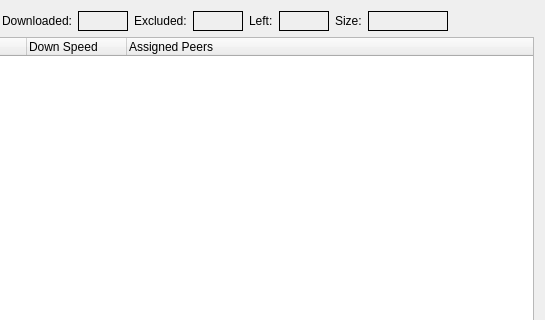
First picture: the form in plugins/infowidget/chunkdownloadview.ui, repository KDE/ktorrent, before the edit; both pictures show x 285 to 830 and y 0 to 320 of the 830 by 534 pixel window.
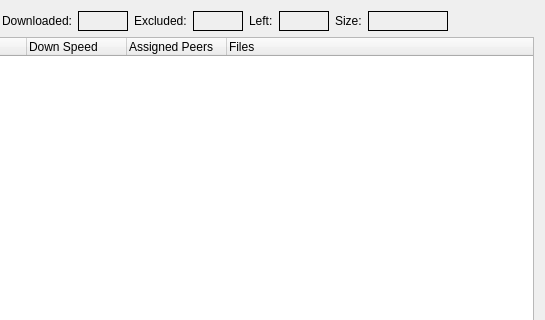
Second picture: the form after the edit.

Commit message: Show the files a chunk belongs to in the files tab

```diff
--- a/plugins/infowidget/chunkdownloadview.ui
+++ b/plugins/infowidget/chunkdownloadview.ui
@@ -276,6 +276,11 @@
        <string>Assigned Peers</string>
       </property>
      </column>
+     <column>
+      <property name="text" >
+       <string>Files</string>
+      </property>
+     </column>
     </widget>
    </item>
   </layout>
```
The commit also changes 3 other files.
